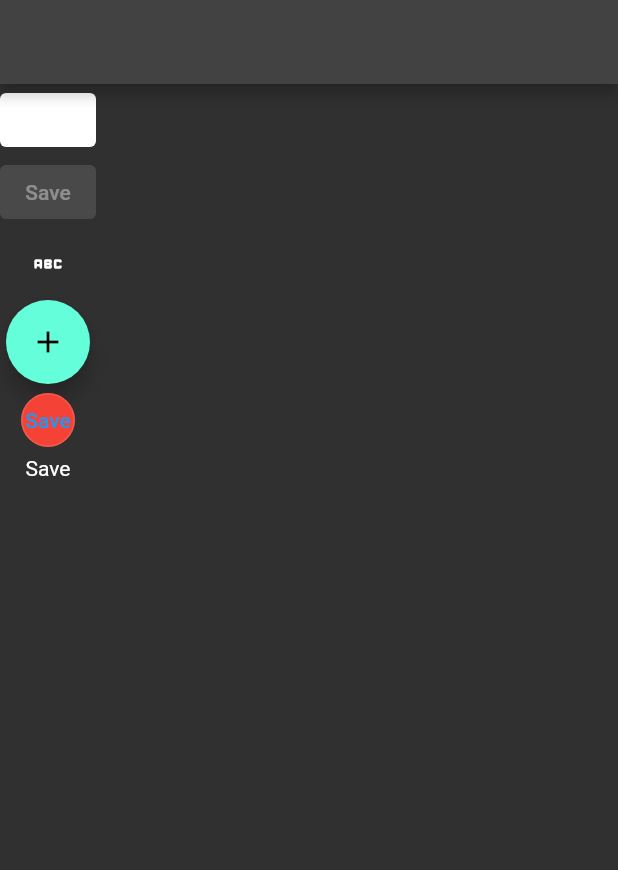
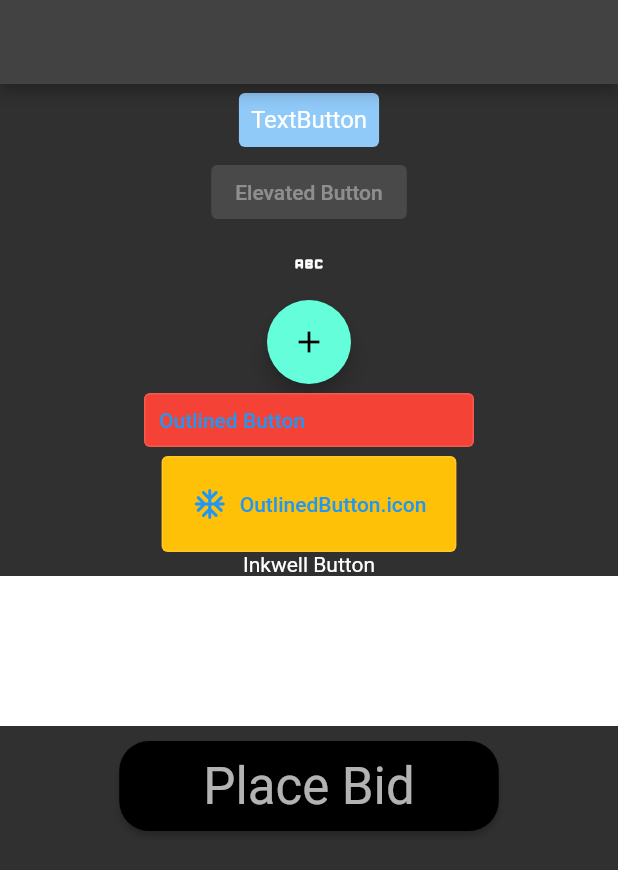
Before and after one commit to aliterliksiz/FlutterTutorial, a Flutter app: the screen it shows after launch, on a phone screen of 412 x 824 dp. Shown: the top 870 px of the screen. Run offline on Flutter 3.47's test engine with Material 2 defaults, Android fonts, the phone set to English and light mode, and no system bars.

Commit message:
Buttons styles: padding, shape, RoundenRectanleBorder

```diff
--- a/lib/101/button_learn.dart
+++ b/lib/101/button_learn.dart
@@ -11,7 +11,7 @@ class ButtonLearn extends StatelessWidget {
         children: [
           TextButton(
             child: Text(
-              'Save',
+              'TextButton',
               style: Theme.of(context).textTheme.subtitle1,
             ),
             style: ButtonStyle(
@@ -19,14 +19,14 @@ class ButtonLearn extends StatelessWidget {
               if (states.contains(MaterialState.pressed)) {
                 return Colors.green;
               }
-              return Colors.white;
+              return Colors.blue.shade200;
             })),
             onPressed: () {},
           ),
           ElevatedButton(
             onPressed:
                 null, // onPressed özelliğine null atayınca disable buton disable olur
-            child: const Text('Save'),
+            child: const Text('Elevated Button'),
           ),
           IconButton(
             onPressed: () {},
@@ -41,16 +41,48 @@ class ButtonLearn extends StatelessWidget {
           ),
           OutlinedButton(
             style: OutlinedButton.styleFrom(
-                backgroundColor: Colors.red,
-                padding: EdgeInsets.all(10),
-                shape: CircleBorder()),
+              backgroundColor: Colors.red,
+              padding: EdgeInsets.all(10),
+            ),
             onPressed: () {},
-            child: const Text('Save'),
+            child: SizedBox(
+              child: Text('Outlined Button'),
+              width: 200,
+            ),
+          ),
+          OutlinedButton.icon(
+            onPressed: () {},
+            icon: Icon(Icons.ac_unit_rounded),
+            label: Text('OutlinedButton.icon'),
+            style: OutlinedButton.styleFrom(
+                backgroundColor: Colors.amber, padding: EdgeInsets.all(20)),
           ),
           InkWell(
             onTap: () {},
-            child: const Text('Save'),
+            child: const Text('Inkwell Button'),
           ),
+          Container(
+            height: 100,
+            color: Colors.white,
+          ),
+          SizedBox(
+            height: 10,
+          ),
+          ElevatedButton(
+            onPressed: () {},
+            child: Padding(
+              padding: const EdgeInsets.only(
+                  top: 10, bottom: 10, right: 40, left: 40),
+              child: Text(
+                'Place Bid',
+                style: Theme.of(context).textTheme.headline4,
+              ),
+            ),
+            style: ElevatedButton.styleFrom(
+                primary: Colors.black,
+                shape: RoundedRectangleBorder(
+                    borderRadius: BorderRadius.all(Radius.circular(20)))),
+          )
         ],
       ),
     );
```
